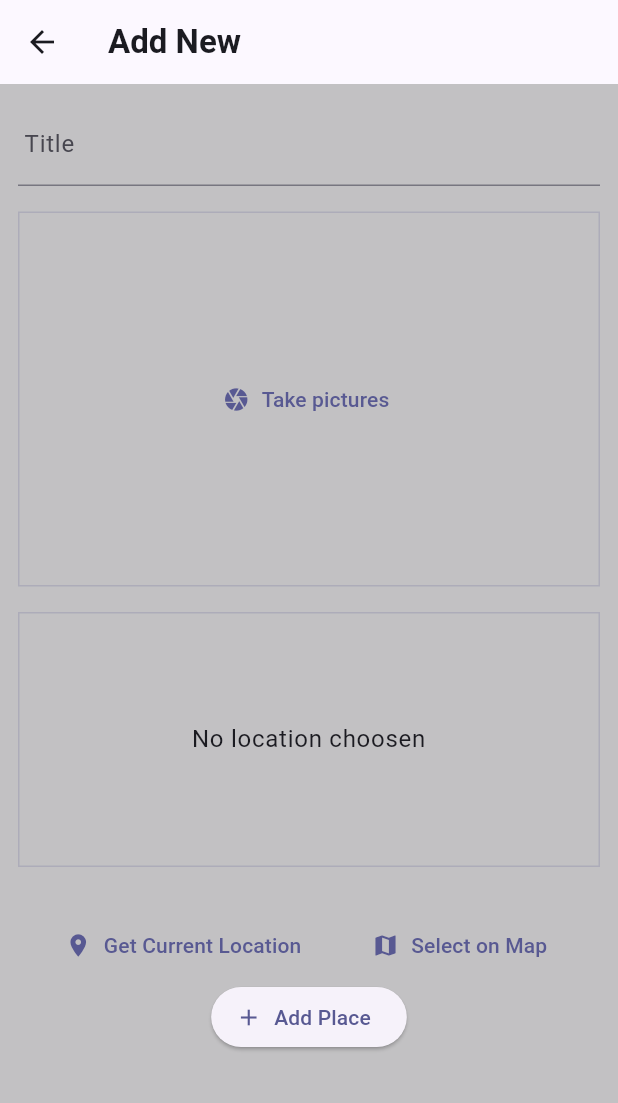
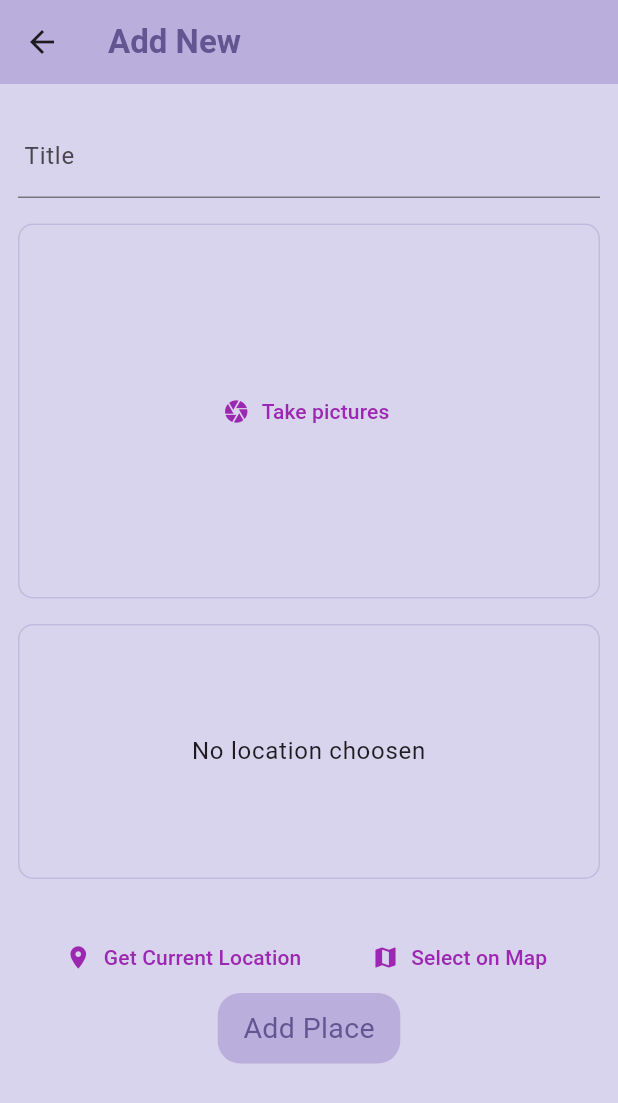
Before and after one commit to sovaamahato/favourite_places_app, a Flutter app: the AddPlaceScreen screen opened directly, on a phone screen of 412 x 824 dp. Shown: the top 1103 px of the screen. Run offline on Flutter 3.47's test engine with Material 3 defaults, Android fonts, the phone set to English and light mode, and no system bars; our stand-ins replace flutter_map, flutter_riverpod, geocoding, geolocator, google_fonts, image_picker and 3 more; accounts and stored records are empty.

Commit message:
ui update

```diff
--- /dev/null
+++ b/lib/components/colors.dart
@@ -0,0 +1,5 @@
+import 'package:flutter/material.dart';
+
+Color DeepPurple = Color.fromARGB(255, 99, 85, 146);
+Color background = Color.fromARGB(255, 217, 212, 237);
+Color background2 = Color.fromARGB(255, 185, 174, 220);
--- a/lib/main.dart
+++ b/lib/main.dart
@@ -4,15 +4,7 @@ import 'package:flutter_riverpod/flutter_riverpod.dart';
 
 import 'package:google_fonts/google_fonts.dart';
 
-final colorScheme = ColorScheme.fromSeed(
-  brightness: Brightness.light,
-  seedColor: Color.fromARGB(255, 34, 6, 247),
-  background: Color.fromARGB(255, 194, 193, 195),
-);
-
 final theme = ThemeData().copyWith(
-  scaffoldBackgroundColor: colorScheme.background,
-  colorScheme: colorScheme,
   textTheme: GoogleFonts.ubuntuCondensedTextTheme().copyWith(
     titleSmall: GoogleFonts.ubuntuCondensed(
       fontWeight: FontWeight.bold,
--- a/lib/screens/add_place.dart
+++ b/lib/screens/add_place.dart
@@ -1,5 +1,6 @@
 import 'dart:io';
 
+import 'package:favourite_places_app/components/colors.dart';
 import 'package:favourite_places_app/models.dart';
 import 'package:favourite_places_app/providers/user_places.dart';
 import 'package:favourite_places_app/widgets/image_input.dart';
@@ -43,13 +44,22 @@ class _AddPlaceScreenState extends ConsumerState<AddPlaceScreen> {
   @override
   Widget build(BuildContext context) {
     return Scaffold(
+      backgroundColor: background,
       appBar: AppBar(
-        title: const Text("Add New"),
+        backgroundColor: background2,
+        elevation: 0,
+        title: Text(
+          "Add New",
+          style: TextStyle(color: DeepPurple),
+        ),
       ),
       body: SingleChildScrollView(
           padding: const EdgeInsets.all(12),
           child: Column(
             children: [
+              const SizedBox(
+                height: 8,
+              ),
               TextField(
                 style: TextStyle(
                     color: Theme.of(context).colorScheme.onBackground),
@@ -77,10 +87,19 @@ class _AddPlaceScreenState extends ConsumerState<AddPlaceScreen> {
                   _selectedLocation = location;
                 },
               ),
-              ElevatedButton.icon(
-                onPressed: _savePlace,
-                icon: const Icon(Icons.add),
-                label: const Text("Add Place"),
+              InkWell(
+                onTap: _savePlace,
+                child: Container(
+                  padding:
+                      const EdgeInsets.symmetric(horizontal: 17, vertical: 10),
+                  decoration: BoxDecoration(
+                      color: background2,
+                      borderRadius: BorderRadius.circular(15)),
+                  child: Text(
+                    "Add Place",
+                    style: TextStyle(color: DeepPurple, fontSize: 19),
+                  ),
+                ),
               ),
             ],
           )),
--- a/lib/widgets/image_input.dart
+++ b/lib/widgets/image_input.dart
@@ -37,8 +37,11 @@ class _ImageInputState extends State<ImageInput> {
   Widget build(BuildContext context) {
     Widget content = TextButton.icon(
       onPressed: _takePicture,
-      icon: const Icon(Icons.camera),
-      label: const Text("Take pictures"),
+      icon: const Icon(Icons.camera, color: Colors.purple),
+      label: const Text(
+        "Take pictures",
+        style: TextStyle(color: Colors.purple),
+      ),
     );
     if (_selectedImage != null) {
       content = InkWell(
@@ -55,6 +58,7 @@ class _ImageInputState extends State<ImageInput> {
         alignment: Alignment.center,
         height: 250,
         decoration: BoxDecoration(
+          borderRadius: BorderRadius.circular(10),
           border: Border.all(
             width: 1,
             color: Theme.of(context).colorScheme.primary.withOpacity(
--- a/lib/widgets/location_input.dart
+++ b/lib/widgets/location_input.dart
@@ -192,6 +192,7 @@ class _LocationInputState extends State<LocationInput> {
             height: 170,
             width: double.infinity,
             decoration: BoxDecoration(
+              borderRadius: BorderRadius.circular(10),
               border: Border.all(
                 width: 1,
                 color: Theme.of(context).colorScheme.primary.withOpacity(0.2),
@@ -215,10 +216,11 @@ class _LocationInputState extends State<LocationInput> {
                 _currentLocation = await _getCurrentLocation();
                 await _getAdressFromCoordinates();
               },
-              icon: const Icon(
-                Icons.location_on,
+              icon: const Icon(Icons.location_on, color: Colors.purple),
+              label: const Text(
+                "Get Current Location",
+                style: TextStyle(color: Colors.purple),
               ),
-              label: const Text("Get Current Location"),
             ),
             TextButton.icon(
               onPressed: () async {
@@ -254,8 +256,12 @@ class _LocationInputState extends State<LocationInput> {
               },
               icon: const Icon(
                 Icons.map,
+                color: Colors.purple,
               ),
-              label: const Text("Select on Map"),
+              label: const Text(
+                "Select on Map",
+                style: TextStyle(color: Colors.purple),
+              ),
             ),
           ],
         )
```
Also changed, not shown: lib/screens/places.dart (+11 -2 lines), lib/screens/places_details.dart (+40 -25 lines), lib/widgets/places.list.dart (+15 -13 lines).
